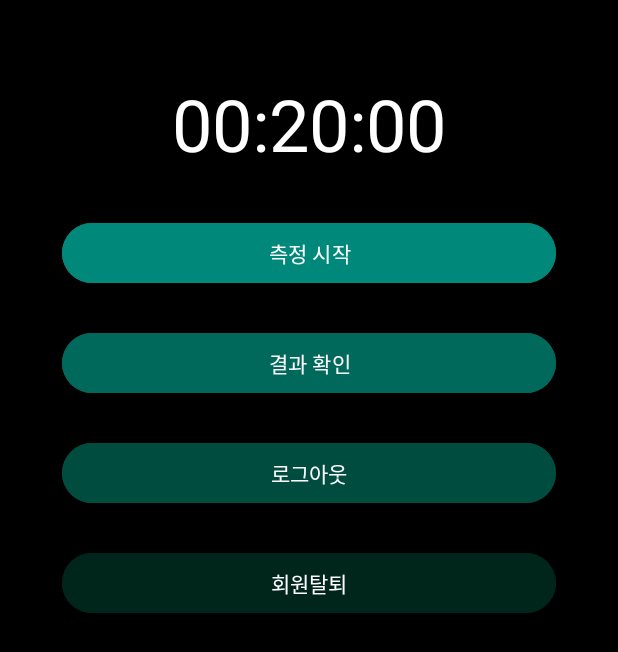
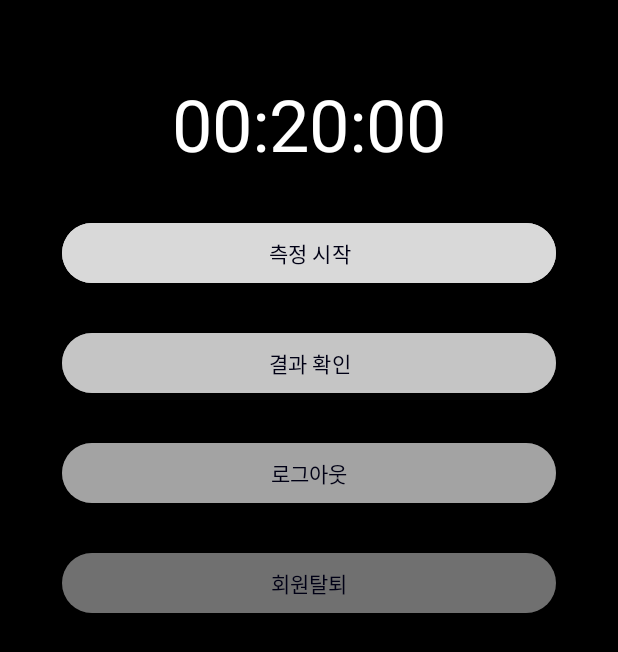
Before and after one commit to konghyoil/nunkkam, an Android app: the screen it shows after launch once a user with an empty profile is signed in (TimerActivity), on a phone screen of 412 x 824 dp. Shown: the top 652 px of the screen. Run offline under Robolectric (Android 15) with nearby library versions, the phone set to English and light mode, and no system bars; our stand-ins replace Firebase (no records; nobody signed in at launch, a user with empty details on screens opened directly); 2 statements that could not run were skipped.

```diff
--- a/app/src/main/res/layout/activity_timer.xml
+++ b/app/src/main/res/layout/activity_timer.xml
@@ -27,14 +27,14 @@
         android:id="@+id/start_button"
         android:layout_width="0dp"
         android:layout_height="wrap_content"
+        android:layout_marginTop="30dp"
+        android:backgroundTint="#D9D9D9"
         android:text="측정 시작"
-        android:backgroundTint="#00897B"
-        android:textColor="#FFFFFF"
+        android:textColor="#000015"
         android:visibility="visible"
+        app:layout_constraintEnd_toEndOf="parent"
+        app:layout_constraintStart_toStartOf="parent"
         app:layout_constraintTop_toBottomOf="@id/timer_text"
-        app:layout_constraintStart_toStartOf="parent"
-        app:layout_constraintEnd_toEndOf="parent"
-        android:layout_marginTop="30dp"
         app:layout_constraintWidth_percent="0.8" />
 
     <Button
@@ -42,8 +42,8 @@
         android:layout_width="0dp"
         android:layout_height="wrap_content"
         android:text="결과 확인"
-        android:backgroundTint="#00695C"
-        android:textColor="#FFFFFF"
+        android:backgroundTint="@color/dark_button2"
+        android:textColor="#000015"
         android:visibility="visible"
         app:layout_constraintTop_toBottomOf="@id/start_button"
         app:layout_constraintStart_toStartOf="parent"
@@ -57,8 +57,8 @@
         android:layout_width="0dp"
         android:layout_height="wrap_content"
         android:text="로그아웃"
-        android:backgroundTint="#004D40"
-        android:textColor="#FFFFFF"
+        android:backgroundTint="@color/dark_button3"
+        android:textColor="#000015"
         android:visibility="visible"
         app:layout_constraintTop_toBottomOf="@id/result_button"
         app:layout_constraintStart_toStartOf="parent"
@@ -71,8 +71,8 @@
         android:layout_width="0dp"
         android:layout_height="wrap_content"
         android:text="회원탈퇴"
-        android:backgroundTint="#00251A"
-        android:textColor="#FFFFFF"
+        android:backgroundTint="@color/dark_button4"
+        android:textColor="#000015"
         android:visibility="visible"
         app:layout_constraintTop_toBottomOf="@id/logout_button"
         app:layout_constraintStart_toStartOf="parent"
```
Also changed, not shown: app/src/main/res/layout/fragment_alarm.xml (+5 -2 lines), app/src/main/res/values/colors.xml (+88 -41 lines).
